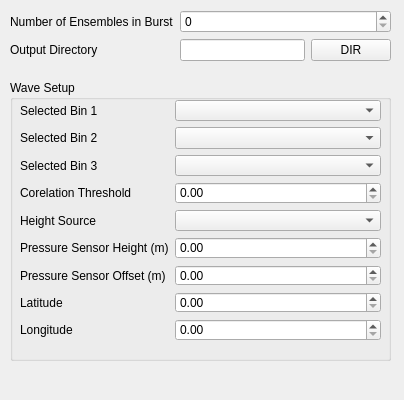
Above: Setup_View/setup_view.ui from ricorx7/PyAutoWaves before the change. Below: the same form after it.
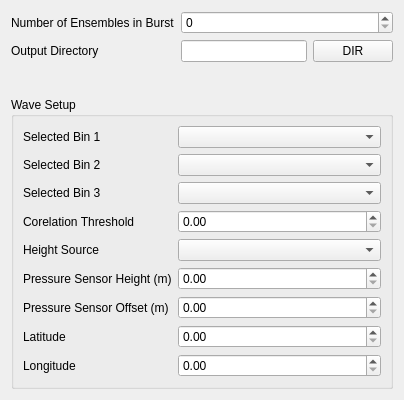
That is the form after the change.

Commit message: Update the layouts to move smoothly Added tooltips Fixed setup windows appearing at startup

The edit to the form file:
```diff
--- a/Setup_View/setup_view.ui
+++ b/Setup_View/setup_view.ui
@@ -19,15 +19,8 @@
   <property name="windowTitle">
    <string>MainWindow</string>
   </property>
-  <widget class="QWidget" name="formLayoutWidget">
-   <property name="geometry">
-    <rect>
-     <x>10</x>
-     <y>10</y>
-     <width>381</width>
-     <height>61</height>
-    </rect>
-   </property>
+  <layout class="QVBoxLayout" name="verticalLayout">
+   <item>
    <layout class="QFormLayout" name="formLayout">
     <item row="0" column="0">
      <widget class="QLabel" name="numBurstEnsLabel">
@@ -65,28 +58,14 @@
      </layout>
     </item>
    </layout>
-  </widget>
+   </item>
+   <item>
   <widget class="QGroupBox" name="groupBox">
-   <property name="geometry">
-    <rect>
-     <x>10</x>
-     <y>80</y>
-     <width>381</width>
-     <height>281</height>
-    </rect>
-   </property>
    <property name="title">
     <string>Wave Setup</string>
    </property>
-   <widget class="QWidget" name="formLayoutWidget_2">
-    <property name="geometry">
-     <rect>
-      <x>10</x>
-      <y>20</y>
-      <width>361</width>
-      <height>241</height>
-     </rect>
-    </property>
+     <layout class="QVBoxLayout" name="verticalLayout_2">
+      <item>
     <layout class="QFormLayout" name="formLayout_2">
      <item row="0" column="0">
       <widget class="QLabel" name="label">
@@ -179,8 +158,11 @@
       <widget class="QDoubleSpinBox" name="longitudeDoubleSpinBox"/>
      </item>
     </layout>
-   </widget>
-  </widget>
+      </item>
+     </layout>
+    </widget>
+   </item>
+  </layout>
  </widget>
  <resources/>
  <connections/>
```
Lines whose indentation alone changed are shown as unchanged. The commit also changes 11 other files.
